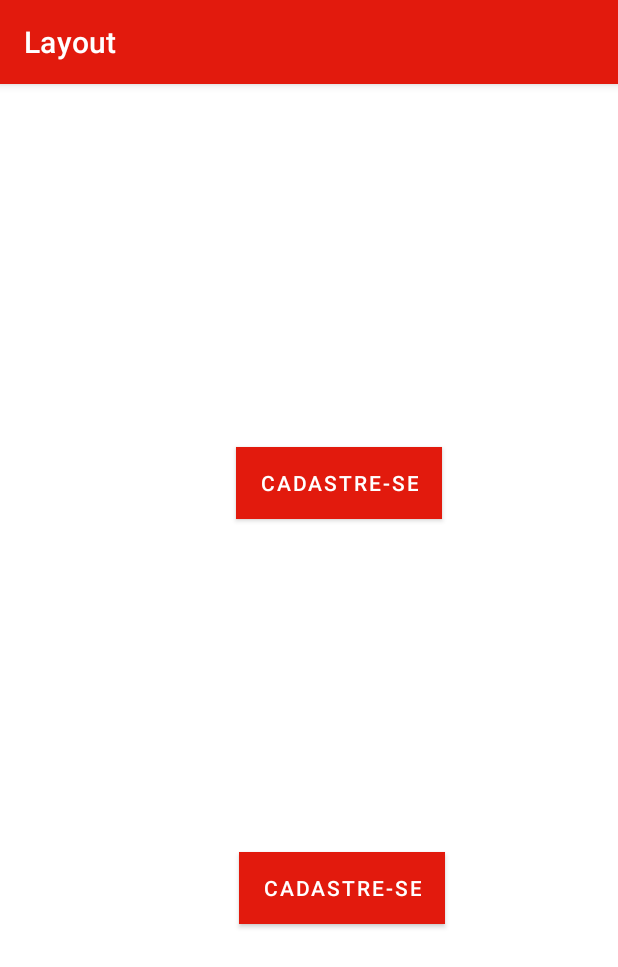
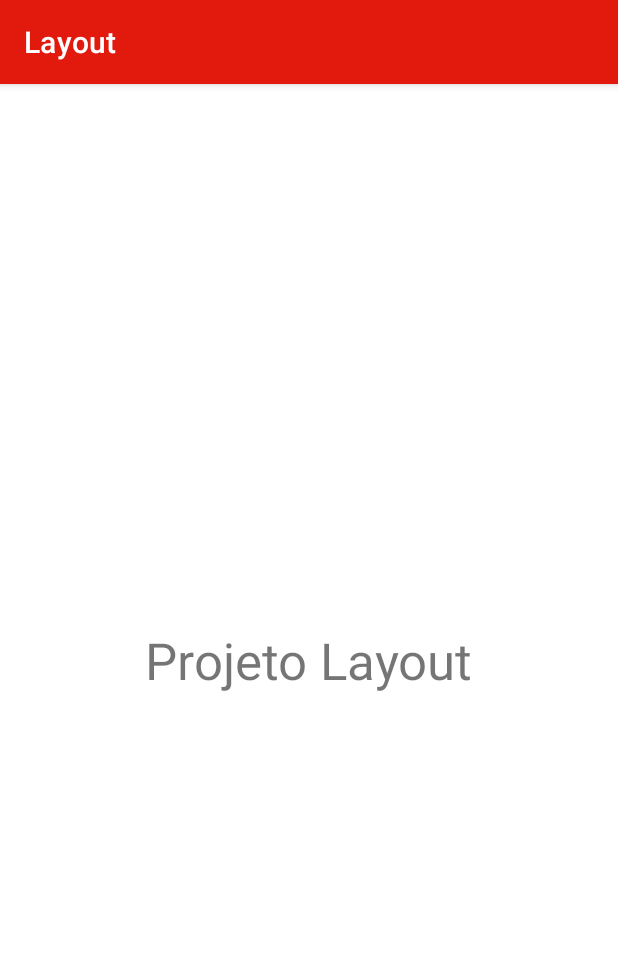
Before and after one commit to sandrofunk/EstudoAndroid, an Android app: the screen it shows after launch (MainActivity), on a phone screen of 412 x 824 dp. Shown: the top 967 px of the screen. Run offline under Robolectric (Android 15) with nearby library versions, the phone set to English and light mode, and no system bars.

Commit message:
Orientaçao

```diff
--- a/Layout/app/src/main/AndroidManifest.xml
+++ b/Layout/app/src/main/AndroidManifest.xml
@@ -15,7 +15,8 @@
         tools:targetApi="31">
         <activity
             android:name=".MainActivity"
-            android:exported="true">
+            android:exported="true"
+            android:screenOrientation="sensor">
             <intent-filter>
                 <action android:name="android.intent.action.MAIN" />
 
--- a/Layout/app/src/main/res/layout/activity_main.xml
+++ b/Layout/app/src/main/res/layout/activity_main.xml
@@ -6,25 +6,14 @@
     android:layout_height="match_parent"
     tools:context=".MainActivity">
 
-    <Button
-        android:id="@+id/button2"
+    <TextView
+        android:id="@+id/textView"
         android:layout_width="wrap_content"
         android:layout_height="wrap_content"
-        android:layout_marginTop="242dp"
-        android:layout_marginEnd="117dp"
-        android:background="@color/botao_cadastro"
-        android:text="@string/botao_cadastro"
+        android:text="Projeto Layout"
+        android:textSize="34sp"
+        app:layout_constraintBottom_toBottomOf="parent"
         app:layout_constraintEnd_toEndOf="parent"
+        app:layout_constraintStart_toStartOf="parent"
         app:layout_constraintTop_toTopOf="parent" />
-
-    <Button
-        android:id="@+id/button3"
-        android:layout_width="wrap_content"
-        android:layout_height="wrap_content"
-        android:layout_marginEnd="115dp"
-        android:layout_marginBottom="208dp"
-        android:background="@color/botao_cadastro"
-        android:text="@string/botao_cadastro"
-        app:layout_constraintBottom_toBottomOf="parent"
-        app:layout_constraintEnd_toEndOf="parent" />
 </androidx.constraintlayout.widget.ConstraintLayout>
```
